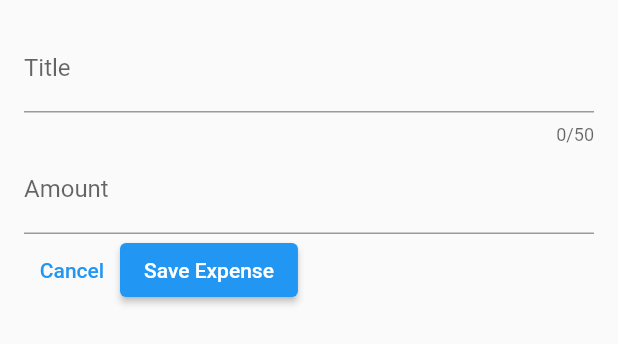
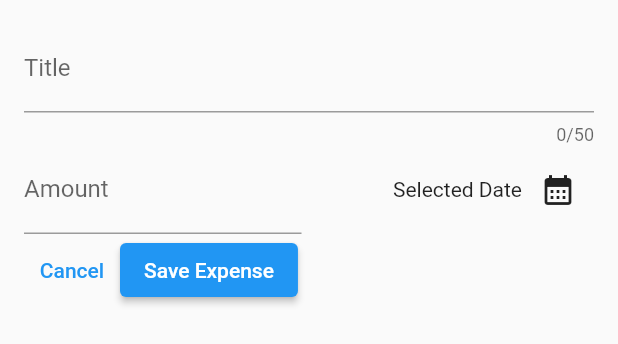
Before and after one commit to newtonkim/expense-tracker, a Flutter app: the NewExpense widget shown alone on an empty page, opened directly, on a phone screen of 412 x 824 dp. Shown: the top 344 px of the screen. Run offline on Flutter 3.47's test engine with Material 2 defaults, Android fonts, the phone set to English and light mode, and no system bars.

Commit message:
add calenda functionality

```diff
--- a/lib/widgets/new_expense.dart
+++ b/lib/widgets/new_expense.dart
@@ -22,6 +22,13 @@ class _NewExpense extends State<NewExpense> {
     super.dispose();
   }
 
+  void presentDatePicker() {
+    final now = DateTime.now();
+    final firstDate = DateTime(now.year -1, now.month, now.day);
+    final lastDate = now;
+      showDatePicker(context: context, initialDate: now, firstDate: firstDate, lastDate: lastDate);
+  }
+
   @override
   Widget build(context) {
     return Padding(
@@ -35,7 +42,10 @@ class _NewExpense extends State<NewExpense> {
               label: Text('Title'),
             ),
           ),
-          TextField(
+          Row(
+            children: [
+              Expanded(
+                child: TextField(
                   controller: _amountInputController,
                   keyboardType: TextInputType.number,
                   decoration: const InputDecoration(
@@ -43,11 +53,28 @@ class _NewExpense extends State<NewExpense> {
                     label: Text('Amount'),
                   ),
                 ),
+              ),
+              const SizedBox(width: 10),
+              Expanded(
+                child: Row(
+                  mainAxisAlignment: MainAxisAlignment.end,
+                  crossAxisAlignment: CrossAxisAlignment.center,
+                  children: [
+                    const Text('Selected Date'),
+                    IconButton(
+                      onPressed: presentDatePicker,
+                      icon: const Icon(Icons.calendar_month),
+                    )
+                  ],
+                ),
+              ),
+            ],
+          ),
           Row(
             children: [
               TextButton(
                 onPressed: () {
-
+                  Navigator.pop(context);
                 },
                 child: const Text('Cancel'),
               ),
```
Lines whose indentation alone changed are shown as unchanged.
